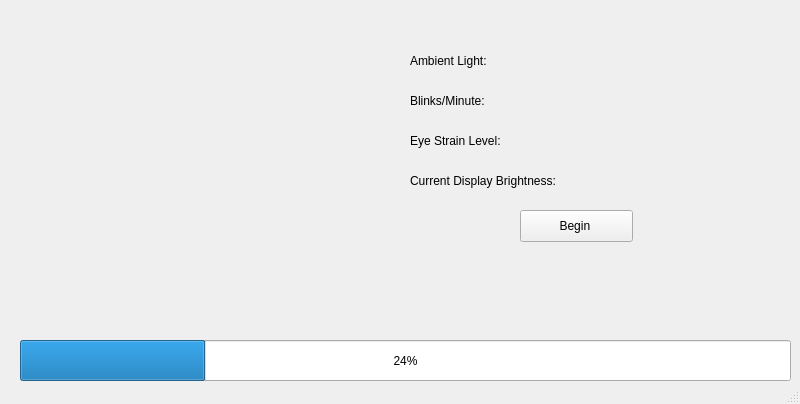
rogo101/Senior-Design, file mainWindow.ui: the form before one commit.
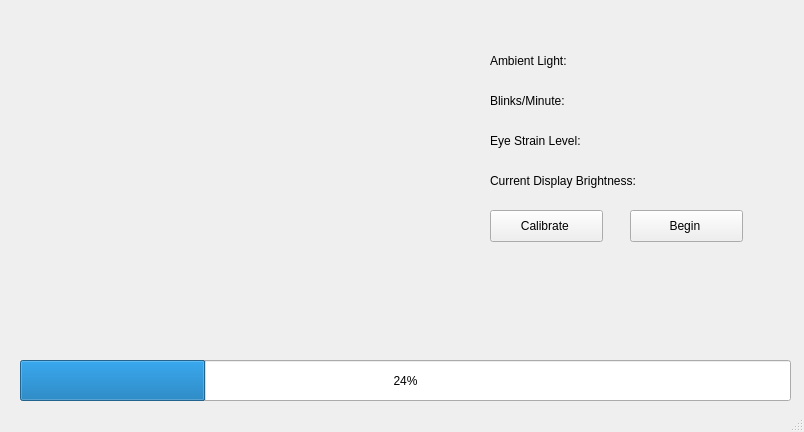
The form after the commit.

The edit to the form file:
```diff
--- a/mainWindow.ui
+++ b/mainWindow.ui
@@ -6,8 +6,8 @@
    <rect>
     <x>0</x>
     <y>0</y>
-    <width>800</width>
-    <height>404</height>
+    <width>804</width>
+    <height>432</height>
    </rect>
   </property>
   <property name="windowTitle">
@@ -19,10 +19,22 @@
      <rect>
       <x>20</x>
       <y>30</y>
-      <width>320</width>
+      <width>426</width>
       <height>240</height>
      </rect>
     </property>
+    <property name="minimumSize">
+     <size>
+      <width>426</width>
+      <height>240</height>
+     </size>
+    </property>
+    <property name="maximumSize">
+     <size>
+      <width>426</width>
+      <height>240</height>
+     </size>
+    </property>
     <property name="text">
      <string/>
     </property>
@@ -31,7 +43,7 @@
     <property name="geometry">
      <rect>
       <x>20</x>
-      <y>290</y>
+      <y>300</y>
       <width>751</width>
       <height>41</height>
      </rect>
@@ -44,7 +56,7 @@
     <property name="geometry">
      <rect>
       <x>20</x>
-      <y>340</y>
+      <y>360</y>
       <width>771</width>
       <height>41</height>
      </rect>
@@ -56,7 +68,7 @@
    <widget class="QPushButton" name="beginButton">
     <property name="geometry">
      <rect>
-      <x>520</x>
+      <x>630</x>
       <y>210</y>
       <width>113</width>
       <height>32</height>
@@ -69,7 +81,7 @@
    <widget class="QLabel" name="label">
     <property name="geometry">
      <rect>
-      <x>410</x>
+      <x>490</x>
       <y>90</y>
       <width>91</width>
       <height>21</height>
@@ -82,7 +94,7 @@
    <widget class="QLabel" name="label_2">
     <property name="geometry">
      <rect>
-      <x>410</x>
+      <x>490</x>
       <y>50</y>
       <width>91</width>
       <height>21</height>
@@ -95,7 +107,7 @@
    <widget class="QLabel" name="label_3">
     <property name="geometry">
      <rect>
-      <x>410</x>
+      <x>490</x>
       <y>130</y>
       <width>111</width>
       <height>21</height>
@@ -108,7 +120,7 @@
    <widget class="QLabel" name="label_4">
     <property name="geometry">
      <rect>
-      <x>410</x>
+      <x>490</x>
       <y>170</y>
       <width>171</width>
       <height>21</height>
@@ -121,7 +133,7 @@
    <widget class="QLabel" name="ambientLight">
     <property name="geometry">
      <rect>
-      <x>530</x>
+      <x>610</x>
       <y>50</y>
       <width>91</width>
       <height>21</height>
@@ -134,7 +146,7 @@
    <widget class="QLabel" name="blinksPerMinute">
     <property name="geometry">
      <rect>
-      <x>530</x>
+      <x>610</x>
       <y>90</y>
       <width>91</width>
       <height>21</height>
@@ -147,7 +159,7 @@
    <widget class="QLabel" name="eyeStrain">
     <property name="geometry">
      <rect>
-      <x>530</x>
+      <x>610</x>
       <y>130</y>
       <width>91</width>
       <height>21</height>
@@ -160,7 +172,7 @@
    <widget class="QLabel" name="brightness">
     <property name="geometry">
      <rect>
-      <x>600</x>
+      <x>680</x>
       <y>170</y>
       <width>91</width>
       <height>21</height>
@@ -170,6 +182,19 @@
      <string/>
     </property>
    </widget>
+   <widget class="QPushButton" name="calibrateButton">
+    <property name="geometry">
+     <rect>
+      <x>490</x>
+      <y>210</y>
+      <width>113</width>
+      <height>32</height>
+     </rect>
+    </property>
+    <property name="text">
+     <string>Calibrate </string>
+    </property>
+   </widget>
   </widget>
   <widget class="QStatusBar" name="statusbar"/>
  </widget>
```
